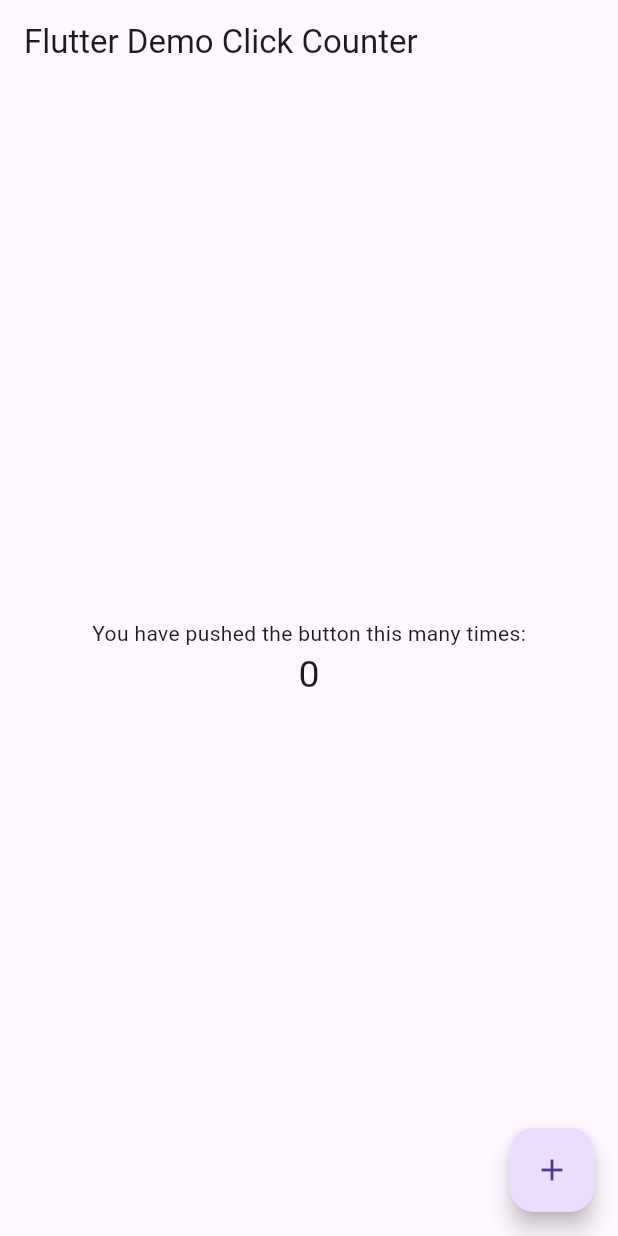
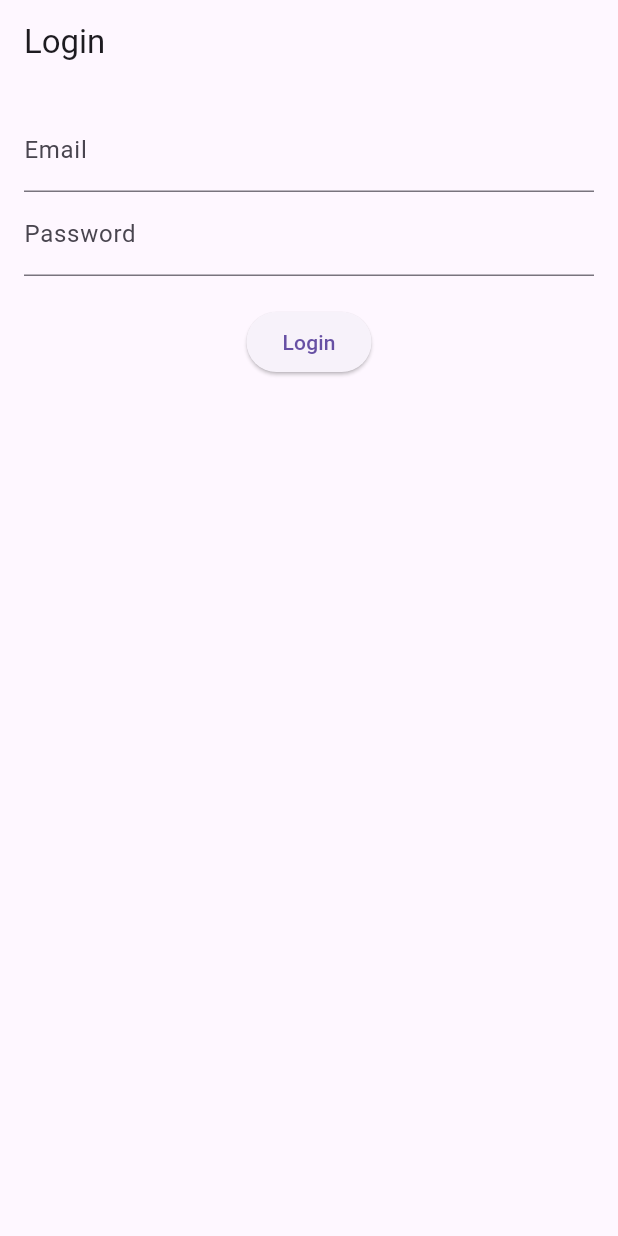
Before and after one commit to oubey-bad/traking_mobile, a Flutter app: the screen it shows after launch, on a phone screen of 412 x 824 dp. Run offline on Flutter 3.47's test engine with Material 3 defaults, Android fonts, the phone set to English and light mode, and no system bars; our stand-ins replace shared_preferences.

```diff
--- a/lib/main.dart
+++ b/lib/main.dart
@@ -1,92 +1,50 @@
 import 'package:flutter/material.dart';
+// import 'package:shared_preferences/shared_preferences.dart';
+import 'package:dawra/screens/auth/login_screen.dart';
+import 'package:dawra/screens/student/student_home.dart';
+import 'package:dawra/screens/teacher/teacher_home.dart';
+import 'package:dawra/screens/parent/parent_home.dart';
 
-void main() => runApp(const MyApp());
+void main() async {
+  WidgetsFlutterBinding.ensureInitialized();
+  runApp(MyApp());
+}
 
 class MyApp extends StatelessWidget {
-  const MyApp({super.key});
-  static const String _title = 'Flutter Stateful Clicker Counter';
-  // This widget is the root of your application.
   @override
   Widget build(BuildContext context) {
     return MaterialApp(
-      title: _title,
+      title: 'Student-Teacher-Parent App',
       theme: ThemeData(
-        // useMaterial3: false,
         primarySwatch: Colors.blue,
       ),
-      home: const MyHomePage(),
+      home: FutureBuilder(
+        future: SharedPreferences.getInstance(),
+        builder: (context, snapshot) {
+          if (snapshot.connectionState == ConnectionState.done) {
+            final prefs = snapshot.data as SharedPreferences;
+            final token = prefs.getString('token');
+            final userJson = prefs.getString('user');
+
+            if (token != null && userJson != null) {
+              final user = User.fromJson(jsonDecode(userJson));
+              if (user.role == 'student') {
+                return StudentHomeScreen();
+              } else if (user.role == 'teacher') {
+                return TeacherHomeScreen();
+              } else if (user.role == 'parent') {
+                return ParentHomeScreen();
+              }
+            }
+          }
+          return LoginScreen();
+        },
+      ),
+      routes: {
+        '/student': (context) => StudentHomeScreen(),
+        '/teacher': (context) => TeacherHomeScreen(),
+        '/parent': (context) => ParentHomeScreen(),
+      },
     );
   }
 }
-
-class MyHomePage extends StatefulWidget {
-  const MyHomePage({super.key});
-  // This widget is the home page of your application. It is stateful, meaning
-  // that it has a State object (defined below) that contains fields that affect
-  // how it looks.
-  // This class is the configuration for the state.
-  @override
-  _MyHomePageState createState() => _MyHomePageState();
-}
-
-class _MyHomePageState extends State<MyHomePage> {
-  int _counter = 0;
-
-  void _incrementCounter() {
-    setState(() {
-      // This call to setState tells the Flutter framework that something has
-      // changed in this State, which causes it to rerun the build method below
-      // so that the display can reflect the updated values. If we changed
-      // _counter without calling setState(), then the build method would not be
-      // called again, and so nothing would appear to happen.
-      _counter++;
-    });
-  }
-
-  @override
-  Widget build(BuildContext context) {
-    // This method is rerun every time setState is called, for instance as done
-    // by the _incrementCounter method above.
-    //
-    // The Flutter framework has been optimized to make rerunning build methods
-    // fast, so that you can just rebuild anything that needs updating rather
-    // than having to individually change instances of widgets.
-    return Scaffold(
-      appBar: AppBar(
-        // Here we take the value from the MyHomePage object that was created by
-        // the App.build method, and use it to set our appbar title.
-        title: const Text('Flutter Demo Click Counter'),
-      ),
-      body: Center(
-        // Center is a layout widget. It takes a single child and positions it
-        // in the middle of the parent.
-        child: Column(
-          // Column is also a layout widget. It takes a list of children and
-          // arranges them vertically. By default, it sizes itself to fit its
-          // children horizontally, and tries to be as tall as its parent.
-          //
-          // Column has various properties to control how it sizes itself and
-          // how it positions its children. Here we use mainAxisAlignment to
-          // center the children vertically; the main axis here is the vertical
-          // axis because Columns are vertical (the cross axis would be
-          // horizontal).
-          mainAxisAlignment: MainAxisAlignment.center,
-          children: <Widget>[
-            const Text(
-              'You have pushed the button this many times:',
-            ),
-            Text(
-              '$_counter',
-              style: const TextStyle(fontSize: 25),
-            ),
-          ],
-        ),
-      ),
-      floatingActionButton: FloatingActionButton(
-        onPressed: _incrementCounter,
-        tooltip: 'Increment',
-        child: const Icon(Icons.add),
-      ),
-    );
-  }
-}
--- /dev/null
+++ b/lib/models/user_model.dart
@@ -0,0 +1,21 @@
+class User {
+  final int id;
+  final String name;
+  final String email;
+  final String role; // student, teacher, or parent
+
+  User(
+      {required this.id,
+      required this.name,
+      required this.email,
+      required this.role});
+
+  factory User.fromJson(Map<String, dynamic> json) {
+    return User(
+      id: json['id'],
+      name: json['name'],
+      email: json['email'],
+      role: json['role'],
+    );
+  }
+}
--- /dev/null
+++ b/lib/screens/auth/login_screen.dart
@@ -0,0 +1,75 @@
+import 'package:flutter/material.dart';
+import 'package:http/http.dart' as http;
+import 'dart:convert';
+import 'package:shared_preferences/shared_preferences.dart';
+import 'package:dawra/models/user_model.dart';
+import 'package:dawra/services/api_service.dart';
+
+class LoginScreen extends StatefulWidget {
+  @override
+  _LoginScreenState createState() => _LoginScreenState();
+}
+
+class _LoginScreenState extends State<LoginScreen> {
+  final _emailController = TextEditingController();
+  final _passwordController = TextEditingController();
+
+  Future<void> _login() async {
+    try {
+      final response = await ApiService.post('login', {
+        'email': _emailController.text.trim(),
+        'password': _passwordController.text.trim(),
+      });
+
+      final user = User.fromJson(response['user']);
+      final token = response['token'];
+
+      // Save token and user data to shared preferences
+      final prefs = await SharedPreferences.getInstance();
+      prefs.setString('token', token);
+      prefs.setString('user', jsonEncode(user.toJson()));
+
+      // Navigate to the appropriate screen based on user role
+      if (user.role == 'student') {
+        Navigator.pushReplacementNamed(context, '/student');
+      } else if (user.role == 'teacher') {
+        Navigator.pushReplacementNamed(context, '/teacher');
+      } else if (user.role == 'parent') {
+        Navigator.pushReplacementNamed(context, '/parent');
+      }
+    } catch (e) {
+      print('Error: $e');
+      ScaffoldMessenger.of(context).showSnackBar(
+        SnackBar(content: Text('Login failed. Please try again.')),
+      );
+    }
+  }
+
+  @override
+  Widget build(BuildContext context) {
+    return Scaffold(
+      appBar: AppBar(title: Text('Login')),
+      body: Padding(
+        padding: const EdgeInsets.all(16.0),
+        child: Column(
+          children: [
+            TextField(
+              controller: _emailController,
+              decoration: InputDecoration(labelText: 'Email'),
+            ),
+            TextField(
+              controller: _passwordController,
+              decoration: InputDecoration(labelText: 'Password'),
+              obscureText: true,
+            ),
+            SizedBox(height: 20),
+            ElevatedButton(
+              onPressed: _login,
+              child: Text('Login'),
+            ),
+          ],
+        ),
+      ),
+    );
+  }
+}
--- a/pubspec.yaml
+++ b/pubspec.yaml
@@ -9,6 +9,7 @@ environment:
 dependencies:
   flutter:
     sdk: flutter
+  http: any
 
 dev_dependencies:
   flutter_test:
```
Also changed, not shown: lib/models/exercise_model.dart (added, +24 -0 lines), lib/services/api_service.dart (added, +32 -0 lines), lib/screens/parent/parent_home.dart (added), lib/screens/student/student_home.dart (added), lib/screens/teacher/teacher_home.dart (added).
